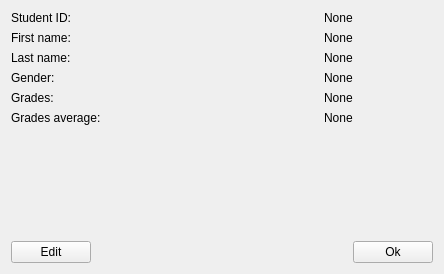
This is school/studentdatawindow.ui in galgreg/SchoolStatistics as Qt 5 draws it before an edit. The edited form follows.
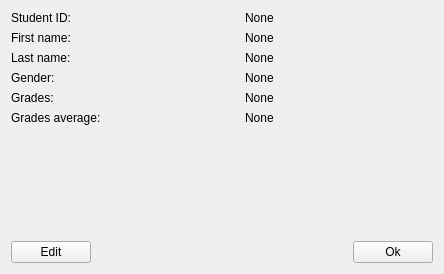
This is the edited form.

```diff
--- a/school/studentdatawindow.ui
+++ b/school/studentdatawindow.ui
@@ -98,42 +98,42 @@
      </item>
      <item>
       <layout class="QVBoxLayout" name="verticalLayout">
-       <item alignment="Qt::AlignHCenter">
+       <item alignment="Qt::AlignLeft">
         <widget class="QLabel" name="studentIDValue">
          <property name="text">
           <string>None</string>
          </property>
         </widget>
        </item>
-       <item alignment="Qt::AlignHCenter">
+       <item alignment="Qt::AlignLeft">
         <widget class="QLabel" name="firstNameValue">
          <property name="text">
           <string>None</string>
          </property>
         </widget>
        </item>
-       <item alignment="Qt::AlignHCenter">
+       <item alignment="Qt::AlignLeft">
         <widget class="QLabel" name="lastNameValue">
          <property name="text">
           <string>None</string>
          </property>
         </widget>
        </item>
-       <item alignment="Qt::AlignHCenter">
+       <item alignment="Qt::AlignLeft">
         <widget class="QLabel" name="genderValue">
          <property name="text">
           <string>None</string>
          </property>
         </widget>
        </item>
-       <item alignment="Qt::AlignHCenter">
+       <item alignment="Qt::AlignLeft">
         <widget class="QLabel" name="gradesValue">
          <property name="text">
           <string>None</string>
          </property>
         </widget>
        </item>
-       <item alignment="Qt::AlignHCenter">
+       <item alignment="Qt::AlignLeft">
         <widget class="QLabel" name="gradesAverageValue">
          <property name="text">
           <string>None</string>
```
Left out of the diff: 6 changed lines with no effect on the pictures.
